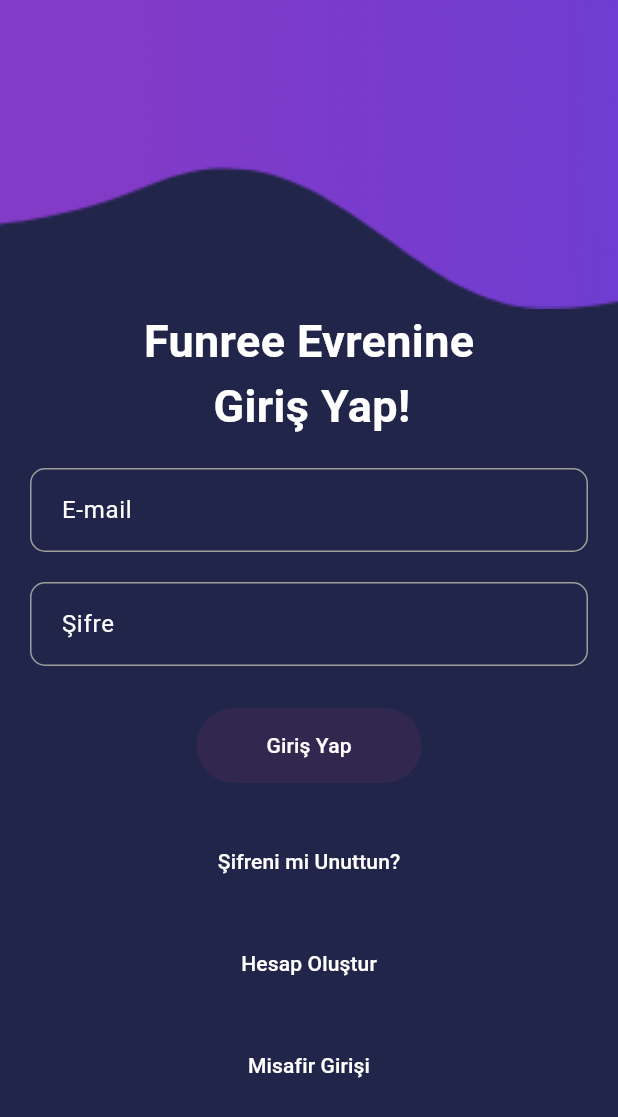
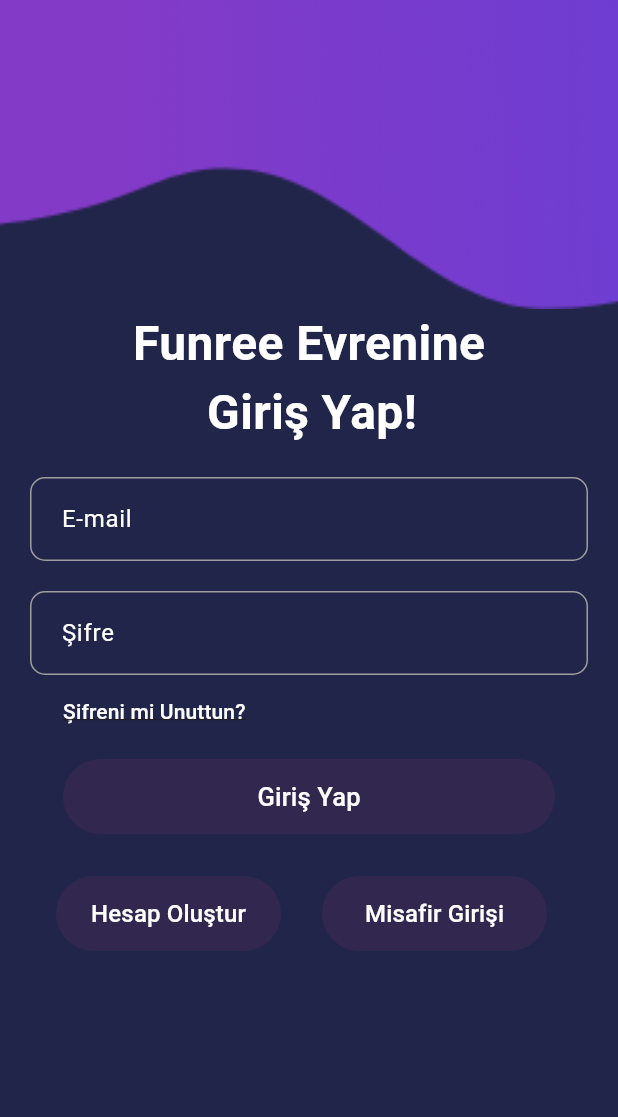
Before and after one commit to EmirhanErenn/Authentication-Project-Flutter-and-Firebase, a Flutter app: the screen it shows after launch, on a phone screen of 412 x 824 dp. Shown: the top 1117 px of the screen. Run offline on Flutter 3.47's test engine with Material 3 defaults, Android fonts, the phone set to English and light mode, and no system bars; our stand-ins replace cloud_firestore, firebase_auth, firebase_core; accounts and stored records are empty.

Commit message:
Authentication Project with Flutter and Firebase Some Modif*

```diff
--- a/lib/pages/auth/forgot_password.dart
+++ b/lib/pages/auth/forgot_password.dart
@@ -44,6 +44,7 @@
                         emailTextField(),
                         customSizedBox(),
                         forgotPasswordButton(),
+                        customSizedBox(),
                         customSizedBox(),
                         backToLoginPage(),
                         customSizedBox(),
@@ -116,6 +117,7 @@
           "Şifremi Unuttum",
           style: TextStyle(
             color: Colors.white,
+            fontSize: 16,
           ),
         ),
       ),
--- a/lib/pages/auth/login_page.dart
+++ b/lib/pages/auth/login_page.dart
@@ -37,7 +37,6 @@
                 padding: const EdgeInsets.symmetric(horizontal: 20),
                 child: Form(
                   key: formkey,
-                  child: Container(
                   child: Column(
                     crossAxisAlignment: CrossAxisAlignment.center,
                     children: [
@@ -46,16 +45,23 @@
                       emailTextField(),
                       customSizedBox(),
                       passwordTextField(),
-                        customSizedBox(),
+                      Align(
+                        alignment: Alignment.centerLeft,
+                        child: forgotPasswordButton(),
+                      ),
                       signInButton(),
                       customSizedBox(),
-                        forgotPasswordButton(),
-                        customSizedBox(),
+                      Row(
+                        // Butonları yan yana koymak için Row kullandık
+                        mainAxisAlignment: MainAxisAlignment
+                            .spaceEvenly, // Butonları eşit aralıklarla yerleştirir
+                        children: [
                           signUpButton(),
-                        customSizedBox(),
                           signInAnonymousButton(),
                         ],
                       ),
+                      customSizedBox(),
+                    ],
                   ),
                 ),
               )
@@ -70,7 +76,7 @@
     return const Text(
       "Funree Evrenine\n      Giriş Yap!",
       style: TextStyle(
-          fontSize: 30, color: Colors.white, fontWeight: FontWeight.bold),
+          fontSize: 32, color: Colors.white, fontWeight: FontWeight.bold),
     );
   }
 
@@ -117,7 +123,10 @@
           width: 1.0,
         ),
       ),
-      child: TextFormField(
+      child: Column(
+        crossAxisAlignment: CrossAxisAlignment.start,
+        children: [
+          TextFormField(
             validator: (value) {
               if (value!.isEmpty) {
                 return "Bilgileri Eksiksiz Doldurunuz!";
@@ -129,8 +138,8 @@
               password = value!;
             },
             obscureText: true,
-        style: TextStyle(color: Colors.white),
-        decoration: InputDecoration(
+            style: const TextStyle(color: Colors.white),
+            decoration: const InputDecoration(
               hintText: "Şifre",
               hintStyle: TextStyle(color: Colors.white),
               border: InputBorder.none, // Alt çizgiyi kaldırır
@@ -138,17 +147,21 @@
                   EdgeInsets.symmetric(horizontal: 20.0, vertical: 15.0),
             ),
           ),
+        ],
+      ),
     );
   }
 
-  Center forgotPasswordButton() {
-    return Center(
+  Widget forgotPasswordButton() {
+    return Padding(
+      padding: const EdgeInsets.only(left: 10.0),
       child: TextButton(
         onPressed: () => Navigator.pushNamed(context, "/forgotPassword"),
         child: const Text(
           "Şifreni mi Unuttun?",
           style: TextStyle(
             color: Colors.white,
+            decoration: TextDecoration.underline,
           ),
         ),
       ),
@@ -157,12 +170,24 @@
 
   Center signUpButton() {
     return Center(
+      child: Container(
+        height: 50,
+        width: 150,
+        margin: const EdgeInsets.symmetric(horizontal: 0),
+        decoration: BoxDecoration(
+          borderRadius: BorderRadius.circular(50),
+          color: const Color(0xff31274F),
+        ),
         child: TextButton(
           onPressed: () => Navigator.pushNamed(context, "/signUp"),
+          child: Center(
             child: const Text(
               "Hesap Oluştur",
               style: TextStyle(
                 color: Colors.white,
+                fontSize: 16,
+              ),
+            ),
           ),
         ),
       ),
@@ -171,12 +196,24 @@
 
   Center signInAnonymousButton() {
     return Center(
+      child: Container(
+        height: 50,
+        width: 150,
+        margin: const EdgeInsets.symmetric(horizontal: 10),
+        decoration: BoxDecoration(
+          borderRadius: BorderRadius.circular(50),
+          color: const Color(0xff31274F),
+        ),
         child: TextButton(
           onPressed: signInAnonymous,
-        child: const Text(
+          child: const Center(
+            child: Text(
               "Misafir Girişi",
               style: TextStyle(
                 color: Colors.white,
+                fontSize: 16,
+              ),
+            ),
           ),
         ),
       ),
@@ -202,8 +239,8 @@
         onPressed: signIn,
         child: Container(
           height: 50,
-          width: 150,
-          margin: const EdgeInsets.symmetric(horizontal: 60),
+          width: 500,
+          margin: const EdgeInsets.fromLTRB(10, 0, 10, 0),
           decoration: BoxDecoration(
               borderRadius: BorderRadius.circular(50),
               color: const Color(0xff31274F)),
@@ -212,6 +249,7 @@
               "Giriş Yap",
               style: TextStyle(
                 color: Colors.white,
+                fontSize: 17,
               ),
             ),
           ),
--- a/lib/pages/auth/sign_up.dart
+++ b/lib/pages/auth/sign_up.dart
@@ -290,7 +290,10 @@
           child: const Center(
             child: Text(
               "Hesap Oluştur",
-              style: TextStyle(color: Colors.white),
+              style: TextStyle(
+                color: Colors.white,
+                fontSize: 16,
+              ),
             ),
           ),
         ),
```
Lines whose indentation alone changed are shown as unchanged.
